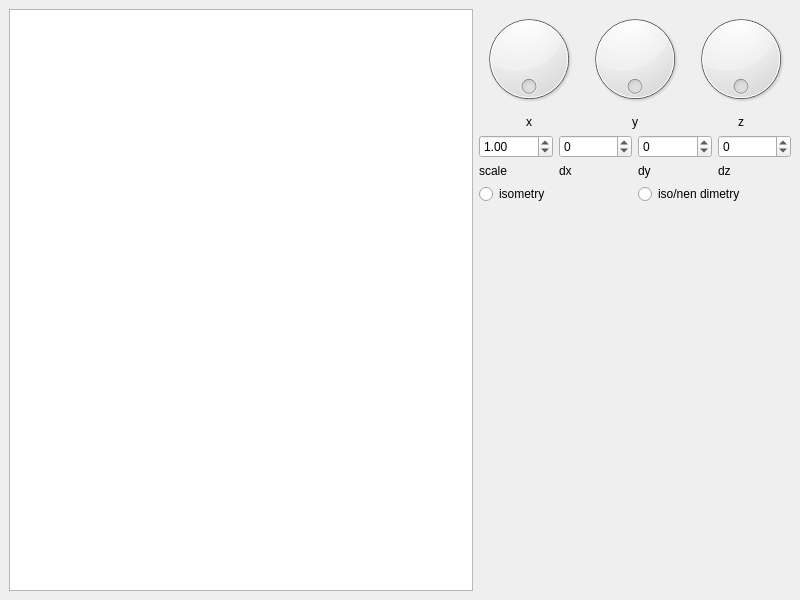
Above: 3/src/forms_ui/main_window.ui from dazzlemon/diit_121-ipz_y2_cg before the change. Below: the same form after it.
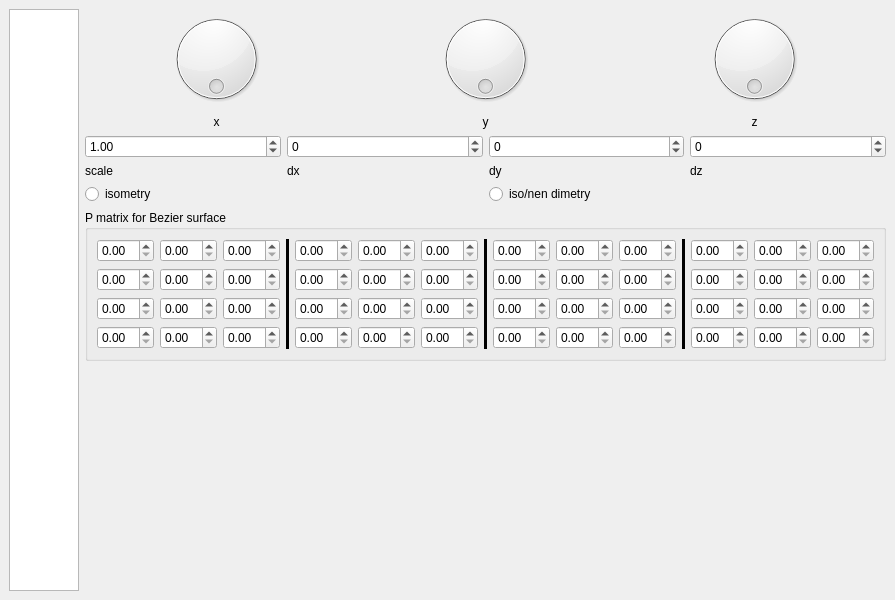
That is the form after the change.

Commit message: p matrix interface

Diff of the .ui file:
```diff
--- a/3/src/forms_ui/main_window.ui
+++ b/3/src/forms_ui/main_window.ui
@@ -188,6 +188,198 @@
         </item>
        </layout>
       </item>
+      <item>
+       <widget class="QGroupBox" name="groupBox">
+        <property name="title">
+         <string>P matrix for Bezier surface</string>
+        </property>
+        <layout class="QGridLayout" name="gridLayout_3">
+         <item row="2" column="0">
+          <widget class="QDoubleSpinBox" name="doubleSpinBox_5"/>
+         </item>
+         <item row="0" column="3" rowspan="4">
+          <widget class="Line" name="line">
+           <property name="frameShadow">
+            <enum>QFrame::Plain</enum>
+           </property>
+           <property name="lineWidth">
+            <number>4</number>
+           </property>
+           <property name="orientation">
+            <enum>Qt::Vertical</enum>
+           </property>
+          </widget>
+         </item>
+         <item row="2" column="1">
+          <widget class="QDoubleSpinBox" name="doubleSpinBox_8"/>
+         </item>
+         <item row="0" column="1">
+          <widget class="QDoubleSpinBox" name="doubleSpinBox_2"/>
+         </item>
+         <item row="2" column="2">
+          <widget class="QDoubleSpinBox" name="doubleSpinBox_11"/>
+         </item>
+         <item row="0" column="6">
+          <widget class="QDoubleSpinBox" name="doubleSpinBox_15"/>
+         </item>
+         <item row="1" column="1">
+          <widget class="QDoubleSpinBox" name="doubleSpinBox_7"/>
+         </item>
+         <item row="3" column="2">
+          <widget class="QDoubleSpinBox" name="doubleSpinBox_12"/>
+         </item>
+         <item row="0" column="7" rowspan="4">
+          <widget class="Line" name="line_2">
+           <property name="frameShadow">
+            <enum>QFrame::Plain</enum>
+           </property>
+           <property name="lineWidth">
+            <number>4</number>
+           </property>
+           <property name="orientation">
+            <enum>Qt::Vertical</enum>
+           </property>
+          </widget>
+         </item>
+         <item row="0" column="9">
+          <widget class="QDoubleSpinBox" name="doubleSpinBox_17"/>
+         </item>
+         <item row="3" column="1">
+          <widget class="QDoubleSpinBox" name="doubleSpinBox_9"/>
+         </item>
+         <item row="0" column="11" rowspan="4">
+          <widget class="Line" name="line_3">
+           <property name="frameShadow">
+            <enum>QFrame::Plain</enum>
+           </property>
+           <property name="lineWidth">
+            <number>4</number>
+           </property>
+           <property name="orientation">
+            <enum>Qt::Vertical</enum>
+           </property>
+          </widget>
+         </item>
+         <item row="1" column="2">
+          <widget class="QDoubleSpinBox" name="doubleSpinBox_10"/>
+         </item>
+         <item row="3" column="0">
+          <widget class="QDoubleSpinBox" name="doubleSpinBox_6"/>
+         </item>
+         <item row="0" column="4">
+          <widget class="QDoubleSpinBox" name="doubleSpinBox_13"/>
+         </item>
+         <item row="0" column="12">
+          <widget class="QDoubleSpinBox" name="doubleSpinBox_19"/>
+         </item>
+         <item row="0" column="5">
+          <widget class="QDoubleSpinBox" name="doubleSpinBox_14"/>
+         </item>
+         <item row="0" column="10">
+          <widget class="QDoubleSpinBox" name="doubleSpinBox_18"/>
+         </item>
+         <item row="1" column="0">
+          <widget class="QDoubleSpinBox" name="doubleSpinBox_4"/>
+         </item>
+         <item row="0" column="13">
+          <widget class="QDoubleSpinBox" name="doubleSpinBox_20"/>
+         </item>
+         <item row="0" column="8">
+          <widget class="QDoubleSpinBox" name="doubleSpinBox_16"/>
+         </item>
+         <item row="0" column="0">
+          <widget class="QDoubleSpinBox" name="doubleSpinBox"/>
+         </item>
+         <item row="0" column="2">
+          <widget class="QDoubleSpinBox" name="doubleSpinBox_3"/>
+         </item>
+         <item row="0" column="14">
+          <widget class="QDoubleSpinBox" name="doubleSpinBox_21"/>
+         </item>
+         <item row="1" column="4">
+          <widget class="QDoubleSpinBox" name="doubleSpinBox_22"/>
+         </item>
+         <item row="1" column="5">
+          <widget class="QDoubleSpinBox" name="doubleSpinBox_23"/>
+         </item>
+         <item row="1" column="6">
+          <widget class="QDoubleSpinBox" name="doubleSpinBox_24"/>
+         </item>
+         <item row="2" column="4">
+          <widget class="QDoubleSpinBox" name="doubleSpinBox_25"/>
+         </item>
+         <item row="2" column="5">
+          <widget class="QDoubleSpinBox" name="doubleSpinBox_26"/>
+         </item>
+         <item row="2" column="6">
+          <widget class="QDoubleSpinBox" name="doubleSpinBox_27"/>
+         </item>
+         <item row="3" column="4">
+          <widget class="QDoubleSpinBox" name="doubleSpinBox_28"/>
+         </item>
+         <item row="3" column="5">
+          <widget class="QDoubleSpinBox" name="doubleSpinBox_29"/>
+         </item>
+         <item row="3" column="6">
+          <widget class="QDoubleSpinBox" name="doubleSpinBox_30"/>
+         </item>
+         <item row="1" column="8">
+          <widget class="QDoubleSpinBox" name="doubleSpinBox_31"/>
+         </item>
+         <item row="1" column="9">
+          <widget class="QDoubleSpinBox" name="doubleSpinBox_32"/>
+         </item>
+         <item row="1" column="10">
+          <widget class="QDoubleSpinBox" name="doubleSpinBox_33"/>
+         </item>
+         <item row="2" column="8">
+          <widget class="QDoubleSpinBox" name="doubleSpinBox_34"/>
+         </item>
+         <item row="2" column="9">
+          <widget class="QDoubleSpinBox" name="doubleSpinBox_35"/>
+         </item>
+         <item row="2" column="10">
+          <widget class="QDoubleSpinBox" name="doubleSpinBox_36"/>
+         </item>
+         <item row="3" column="8">
+          <widget class="QDoubleSpinBox" name="doubleSpinBox_37"/>
+         </item>
+         <item row="3" column="9">
+          <widget class="QDoubleSpinBox" name="doubleSpinBox_38"/>
+         </item>
+         <item row="3" column="10">
+          <widget class="QDoubleSpinBox" name="doubleSpinBox_39"/>
+         </item>
+         <item row="1" column="12">
+          <widget class="QDoubleSpinBox" name="doubleSpinBox_40"/>
+         </item>
+         <item row="2" column="12">
+          <widget class="QDoubleSpinBox" name="doubleSpinBox_41"/>
+         </item>
+         <item row="3" column="12">
+          <widget class="QDoubleSpinBox" name="doubleSpinBox_42"/>
+         </item>
+         <item row="1" column="13">
+          <widget class="QDoubleSpinBox" name="doubleSpinBox_43"/>
+         </item>
+         <item row="2" column="13">
+          <widget class="QDoubleSpinBox" name="doubleSpinBox_44"/>
+         </item>
+         <item row="3" column="13">
+          <widget class="QDoubleSpinBox" name="doubleSpinBox_45"/>
+         </item>
+         <item row="1" column="14">
+          <widget class="QDoubleSpinBox" name="doubleSpinBox_46"/>
+         </item>
+         <item row="2" column="14">
+          <widget class="QDoubleSpinBox" name="doubleSpinBox_47"/>
+         </item>
+         <item row="3" column="14">
+          <widget class="QDoubleSpinBox" name="doubleSpinBox_48"/>
+         </item>
+        </layout>
+       </widget>
+      </item>
       <item>
        <spacer name="verticalSpacer">
         <property name="orientation">
```
The commit also changes 2 other files.
